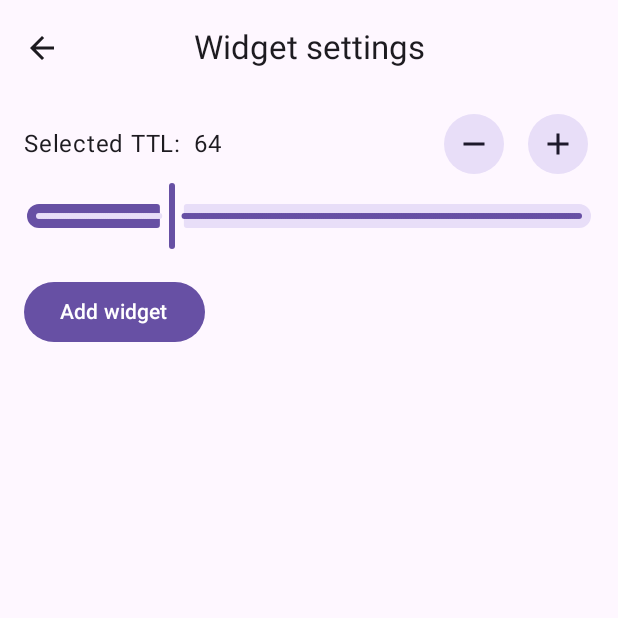
After one commit to aleksey-saenko/TTLChanger, an Android app built with Jetpack Compose: the AppWidgetConfigActivity screen opened directly, with no data from a screen before it, on a phone screen of 412 x 824 dp, the top half of it. The commit adds this screen. Run offline under Robolectric (Android 15) with nearby library versions, the phone set to English and light mode, and no system bars; libraries missing offline, so code that uses them is left out: androidx.glance, androidx.glance.appwidget; 1 statement that could not run was skipped.

Commit message:
Added one value glance widget.

```diff
--- a/app/build.gradle
+++ b/app/build.gradle
@@ -85,6 +85,10 @@ dependencies {
     implementation "com.google.protobuf:protobuf-kotlin-lite:3.23.2"
     implementation "com.google.protobuf:protoc:3.23.2"
 
+    implementation "androidx.glance:glance:1.0.0-beta01"
+    implementation "androidx.glance:glance-appwidget:1.0.0-beta01"
+    implementation "androidx.glance:glance-material3:1.0.0-beta01"
+
     testImplementation 'junit:junit:4.13.2'
     androidTestImplementation 'androidx.test.ext:junit:1.1.5'
     androidTestImplementation 'androidx.test.espresso:espresso-core:3.5.1'
--- /dev/null
+++ b/app/src/main/java/com/mrsep/ttlchanger/widget/AppWidgetConfigActivity.kt
@@ -0,0 +1,68 @@
+package com.mrsep.ttlchanger.widget
+
+import android.appwidget.AppWidgetManager
+import android.content.Intent
+import android.os.Bundle
+import androidx.activity.ComponentActivity
+import androidx.activity.compose.setContent
+import androidx.compose.material3.Surface
+import androidx.glance.appwidget.GlanceAppWidgetManager
+import androidx.glance.appwidget.state.updateAppWidgetState
+import com.mrsep.ttlchanger.DiContainer
+import com.mrsep.ttlchanger.presentation.theme.TTLChangerTheme
+import kotlinx.coroutines.launch
+
+class AppWidgetConfigActivity : ComponentActivity() {
+
+    private var widgetId = AppWidgetManager.INVALID_APPWIDGET_ID
+
+    override fun onCreate(savedInstanceState: Bundle?) {
+        super.onCreate(savedInstanceState)
+        setupActivity()
+        setContent {
+            TTLChangerTheme {
+                Surface {
+                    ConfigureScreen(
+                        onBackPressed = ::finish,
+                        onCreateClicked = ::onWidgetCreate
+                    )
+                }
+            }
+        }
+    }
+
+    private fun onWidgetCreate(selectedTtl: Int) {
+        saveWidgetState(selectedTtl)
+        val resultValue = Intent().apply {
+            putExtra(AppWidgetManager.EXTRA_APPWIDGET_ID, widgetId)
+        }
+        setResult(RESULT_OK, resultValue)
+        finish()
+    }
+
+    private fun saveWidgetState(selectedTtl: Int) = DiContainer.appScope.launch {
+        val glanceId = GlanceAppWidgetManager(applicationContext).getGlanceIdBy(widgetId)
+        updateAppWidgetState(applicationContext, glanceId) { preferences ->
+            preferences[keySelectedTtl] = selectedTtl
+        }
+        OneValueWidget().update(applicationContext, glanceId)
+    }
+
+
+    private fun setupActivity() {
+        setResult(RESULT_CANCELED)
+        // Find the widget id from the intent.
+        val extras = intent.extras
+        if (extras != null) {
+            widgetId = extras.getInt(
+                AppWidgetManager.EXTRA_APPWIDGET_ID, AppWidgetManager.INVALID_APPWIDGET_ID
+            )
+        }
+        // If this activity was started with an intent without an app widget ID, finish with an error.
+        if (widgetId == AppWidgetManager.INVALID_APPWIDGET_ID) {
+            finish()
+            return
+        }
+    }
+
+}
--- /dev/null
+++ b/app/src/main/java/com/mrsep/ttlchanger/widget/ConfigureScreen.kt
@@ -0,0 +1,103 @@
+package com.mrsep.ttlchanger.widget
+
+import androidx.compose.foundation.layout.Column
+import androidx.compose.foundation.layout.Row
+import androidx.compose.foundation.layout.Spacer
+import androidx.compose.foundation.layout.fillMaxSize
+import androidx.compose.foundation.layout.fillMaxWidth
+import androidx.compose.foundation.layout.padding
+import androidx.compose.foundation.layout.width
+import androidx.compose.material.icons.Icons
+import androidx.compose.material.icons.filled.ArrowBack
+import androidx.compose.material3.Button
+import androidx.compose.material3.CenterAlignedTopAppBar
+import androidx.compose.material3.ExperimentalMaterial3Api
+import androidx.compose.material3.FilledTonalIconButton
+import androidx.compose.material3.Icon
+import androidx.compose.material3.IconButton
+import androidx.compose.material3.MaterialTheme
+import androidx.compose.material3.Slider
+import androidx.compose.material3.Text
+import androidx.compose.runtime.Composable
+import androidx.compose.runtime.getValue
+import androidx.compose.runtime.mutableStateOf
+import androidx.compose.runtime.saveable.rememberSaveable
+import androidx.compose.runtime.setValue
+import androidx.compose.ui.Alignment
+import androidx.compose.ui.Modifier
+import androidx.compose.ui.res.painterResource
+import androidx.compose.ui.res.stringResource
+import androidx.compose.ui.unit.dp
+import com.mrsep.ttlchanger.R
+
+@OptIn(ExperimentalMaterial3Api::class)
+@Composable
+fun ConfigureScreen(
+    onBackPressed: () -> Unit,
+    onCreateClicked: (selectedTtl: Int) -> Unit,
+) {
+    var selectedTtl by rememberSaveable { mutableStateOf(64) }
+    Column(
+        modifier = Modifier.fillMaxSize()
+    ) {
+        CenterAlignedTopAppBar(
+            title = {
+                Text(text = stringResource(R.string.widget_settings))
+            },
+            navigationIcon = {
+                IconButton(onClick = onBackPressed) {
+                    Icon(
+                        imageVector = Icons.Default.ArrowBack, contentDescription = stringResource(
+                            R.string.navigate_back
+                        )
+                    )
+                }
+            }
+        )
+        Column(
+            modifier = Modifier
+                .fillMaxSize()
+                .padding(horizontal = 16.dp)
+        ) {
+            Row(
+                verticalAlignment = Alignment.CenterVertically,
+                modifier = Modifier
+                    .fillMaxWidth()
+                    .padding(top = 8.dp)
+            ) {
+                val ttlStringValue = "$selectedTtl".padStart(3, ' ')
+                Text(
+                    text = stringResource(R.string.format_selected_ttl, ttlStringValue),
+                    style = MaterialTheme.typography.bodyLarge,
+                )
+                Spacer(modifier = Modifier.weight(1f))
+                FilledTonalIconButton(onClick = { selectedTtl -= 1 }) {
+                    Icon(
+                        painter = painterResource(R.drawable.ic_remove_24),
+                        contentDescription = stringResource(R.string.decrease_selected_ttl)
+                    )
+                }
+                Spacer(modifier = Modifier.width(8.dp))
+                FilledTonalIconButton(onClick = { selectedTtl += 1 }) {
+                    Icon(
+                        painter = painterResource(R.drawable.ic_add_24),
+                        contentDescription = stringResource(R.string.increase_selected_ttl)
+                    )
+                }
+            }
+            Slider(
+                value = selectedTtl.toFloat(),
+                onValueChange = { selectedTtl = it.toInt() },
+                valueRange = 1f..255f,
+                steps = 255
+            )
+            Button(
+                onClick = { onCreateClicked(selectedTtl) },
+                modifier = Modifier.padding(top = 16.dp)
+            ) {
+                Text(stringResource(R.string.add_widget))
+            }
+        }
+
+    }
+}
--- /dev/null
+++ b/app/src/main/res/drawable/ic_add_24.xml
@@ -0,0 +1,5 @@
+<vector android:height="24dp" android:tint="#000000"
+    android:viewportHeight="24" android:viewportWidth="24"
+    android:width="24dp" xmlns:android="http://schemas.android.com/apk/res/android">
+    <path android:fillColor="@android:color/white" android:pathData="M19,13h-6v6h-2v-6H5v-2h6V5h2v6h6v2z"/>
+</vector>
--- /dev/null
+++ b/app/src/main/res/drawable/ic_cancel_24.xml
@@ -0,0 +1,5 @@
+<vector android:height="24dp" android:tint="#000000"
+    android:viewportHeight="24" android:viewportWidth="24"
+    android:width="24dp" xmlns:android="http://schemas.android.com/apk/res/android">
+    <path android:fillColor="@android:color/white" android:pathData="M12,2C6.47,2 2,6.47 2,12s4.47,10 10,10 10,-4.47 10,-10S17.53,2 12,2zM17,15.59L15.59,17 12,13.41 8.41,17 7,15.59 10.59,12 7,8.41 8.41,7 12,10.59 15.59,7 17,8.41 13.41,12 17,15.59z"/>
+</vector>
--- /dev/null
+++ b/app/src/main/res/drawable/ic_done_24.xml
@@ -0,0 +1,5 @@
+<vector android:height="24dp" android:tint="#000000"
+    android:viewportHeight="24" android:viewportWidth="24"
+    android:width="24dp" xmlns:android="http://schemas.android.com/apk/res/android">
+    <path android:fillColor="@android:color/white" android:pathData="M9,16.2L4.8,12l-1.4,1.4L9,19 21,7l-1.4,-1.4L9,16.2z"/>
+</vector>
--- /dev/null
+++ b/app/src/main/res/drawable/ic_remove_24.xml
@@ -0,0 +1,5 @@
+<vector android:height="24dp" android:tint="#000000"
+    android:viewportHeight="24" android:viewportWidth="24"
+    android:width="24dp" xmlns:android="http://schemas.android.com/apk/res/android">
+    <path android:fillColor="@android:color/white" android:pathData="M19,13H5v-2h14v2z"/>
+</vector>
--- a/app/src/main/res/values/strings.xml
+++ b/app/src/main/res/values/strings.xml
@@ -1,4 +1,13 @@
 <resources>
     <string name="app_name">TTL Changer</string>
     <string name="open_settings">Open settings</string>
+    <string name="format_selected_ttl">Selected TTL: %s</string>
+    <string name="decrease_selected_ttl">Decrease selected TTL</string>
+    <string name="increase_selected_ttl">Increase selected TTL</string>
+    <string name="app_widget_description">Allows to apply selected TTL in one click</string>
+    <string name="widget_settings">Widget settings</string>
+    <string name="add_widget">Add widget</string>
+    <string name="navigate_back">Navigate back</string>
+    <string name="changing_success_message">The value has been successfully changed</string>
+    <string name="changing_failure_message">An error occurred while changing the value</string>
 </resources>
```
Also changed, not shown: app/src/main/AndroidManifest.xml (+18 -0 lines), app/src/main/java/com/mrsep/ttlchanger/DiContainer.kt (+2 -6 lines), app/src/main/java/com/mrsep/ttlchanger/widget/AppWidgetReceiver.kt (added, +10 -0 lines), app/src/main/java/com/mrsep/ttlchanger/widget/OneValueWidget.kt (added, +159 -0 lines), app/src/main/res/layout/widget_one_value_preview.xml (added, +17 -0 lines), app/src/main/res/xml/app_widget_info.xml (added, +13 -0 lines).
